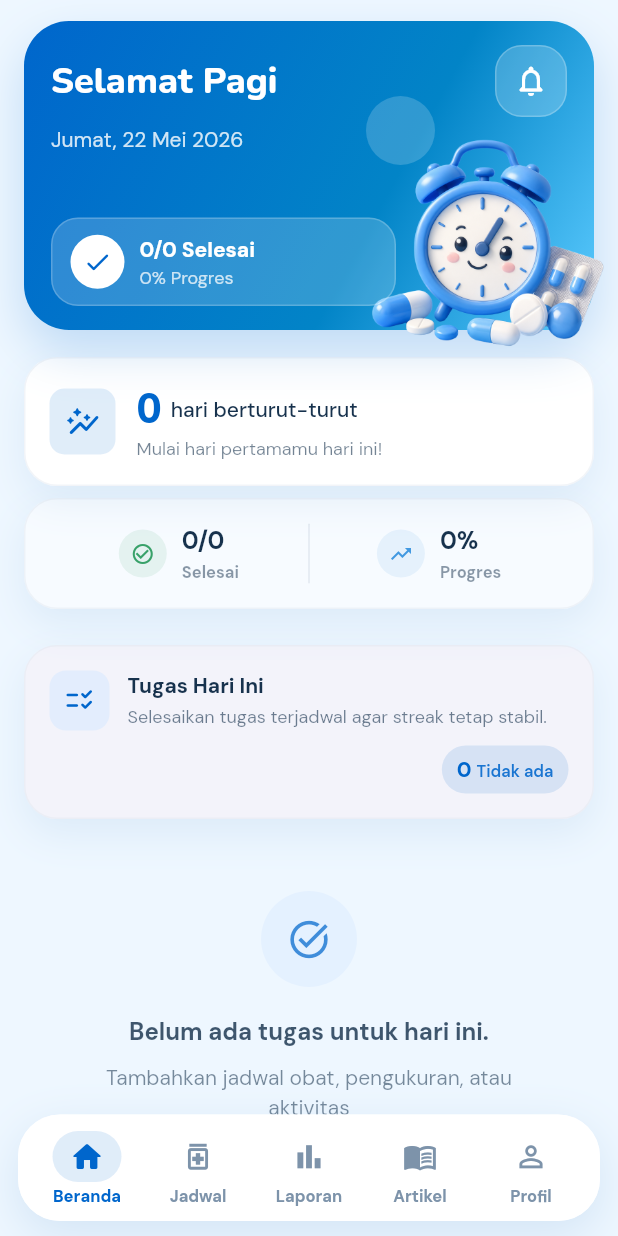
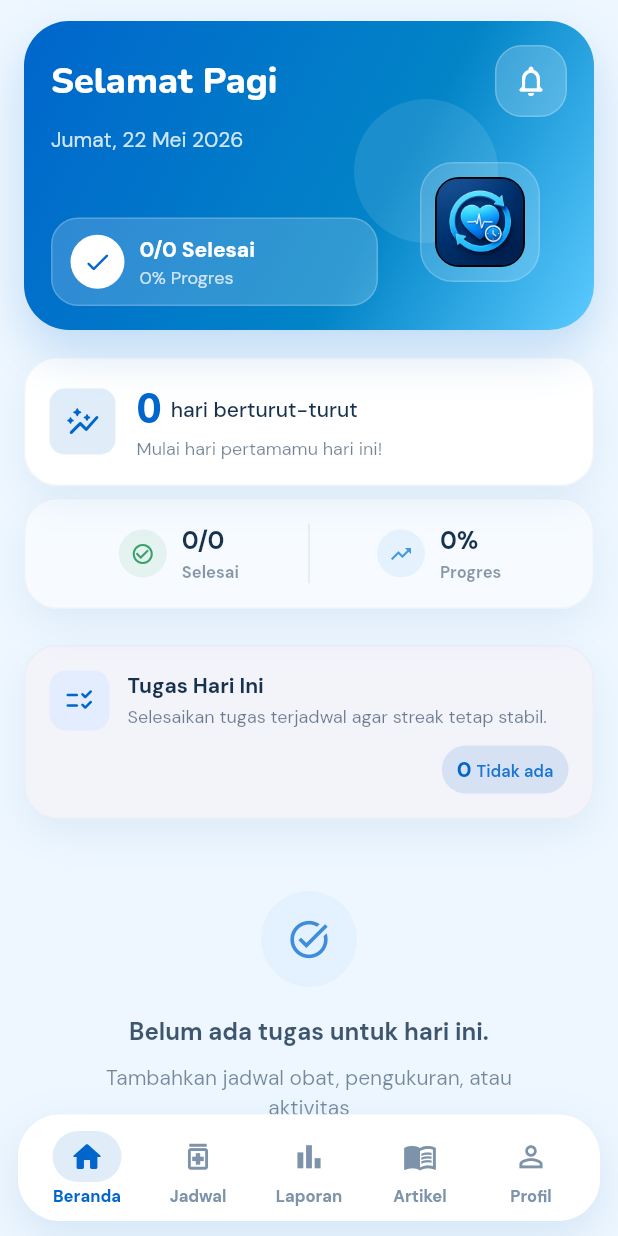
Before and after one commit to SolvoTech/MedSync, a Flutter app: the AdminHomeScreen screen opened directly, after a tap on "Manajemen Pengguna", on a phone screen of 412 x 824 dp. Run offline on Flutter 3.47's test engine with Material 3 defaults, Android fonts, the phone set to English and light mode, and no system bars; our stand-ins replace cached_network_image, drift, flutter_cache_manager, flutter_dotenv, flutter_image_compress, flutter_local_notifications and 14 more; missing offline and left inert: health; accounts and stored records are empty; statements that could not run were skipped.

Commit message:
fix ui polish from review

```diff
--- a/lib/features/admin/admin_home_screen.dart
+++ b/lib/features/admin/admin_home_screen.dart
@@ -91,7 +91,8 @@ class AdminHomeScreen extends ConsumerWidget {
                 onRetry: () => ref.invalidate(adminDashboardProvider),
               ),
               data: (dashboard) {
-                final xxs = media.size.width < 340;
+                final singleColumnMetrics =
+                    media.size.width < 430 || media.textScaler.scale(1) > 1.05;
                 final firstRow = [
                   AdminMetricTile(
                     title: AppStrings.adminMetricTotalUsers,
@@ -126,7 +127,7 @@ class AdminHomeScreen extends ConsumerWidget {
                   ),
                 ];
 
-                if (xxs) {
+                if (singleColumnMetrics) {
                   return Column(
                     children: [
                       for (final metric in [...firstRow, ...secondRow]) ...[
--- a/lib/features/admin/widgets/admin_ui.dart
+++ b/lib/features/admin/widgets/admin_ui.dart
@@ -336,7 +336,7 @@ class AdminCollapsibleSection extends StatelessWidget {
               padding ??
               EdgeInsets.fromLTRB(
                 isCompact ? 12 : 14,
-                0,
+                8,
                 isCompact ? 12 : 14,
                 isCompact ? 12 : 14,
               ),
--- a/lib/features/home/home_screen.dart
+++ b/lib/features/home/home_screen.dart
@@ -385,23 +385,37 @@ class _HomeHero extends StatelessWidget {
         clipBehavior: Clip.none,
         children: [
           Positioned(
-            right: compact ? -42 : -34,
-            bottom: compact ? -48 : -44,
-            child: Image.asset(
-              'assets/images/medsync_hero_medication.png',
-              width: compact ? 150 : 176,
-              fit: BoxFit.contain,
+            right: compact ? 34 : 46,
+            bottom: compact ? 34 : 42,
+            child: Container(
+              width: compact ? 82 : 96,
+              height: compact ? 82 : 96,
+              decoration: BoxDecoration(
+                color: Colors.white.withValues(alpha: 0.10),
+                shape: BoxShape.circle,
+              ),
             ),
           ),
           Positioned(
-            right: compact ? 70 : 88,
-            top: 34,
-            child: Container(
-              width: compact ? 38 : 46,
-              height: compact ? 38 : 46,
+            right: compact ? 12 : 18,
+            bottom: compact ? 12 : 16,
+            child: DecoratedBox(
               decoration: BoxDecoration(
-                color: Colors.white.withValues(alpha: 0.18),
-                shape: BoxShape.circle,
+                color: Colors.white.withValues(alpha: 0.16),
+                borderRadius: BorderRadius.circular(22),
+                border: Border.all(color: Colors.white.withValues(alpha: 0.18)),
+              ),
+              child: Padding(
+                padding: const EdgeInsets.all(10),
+                child: ClipRRect(
+                  borderRadius: BorderRadius.circular(16),
+                  child: Image.asset(
+                    'assets/images/app_logo.png',
+                    width: compact ? 52 : 60,
+                    height: compact ? 52 : 60,
+                    fit: BoxFit.cover,
+                  ),
+                ),
               ),
             ),
           ),
@@ -457,7 +471,7 @@ class _HomeHero extends StatelessWidget {
               ),
               const Spacer(),
               ConstrainedBox(
-                constraints: BoxConstraints(maxWidth: compact ? 196 : 230),
+                constraints: BoxConstraints(maxWidth: compact ? 188 : 218),
                 child: Container(
                   padding: const EdgeInsets.symmetric(
                     horizontal: 12,
```
Also changed, not shown: lib/features/admin/admin_control_widgets.dart (+13 -3 lines), lib/features/auth/login/login_screen.dart (+1 -11 lines), lib/features/auth/register/register_screen.dart (+1 -11 lines).
